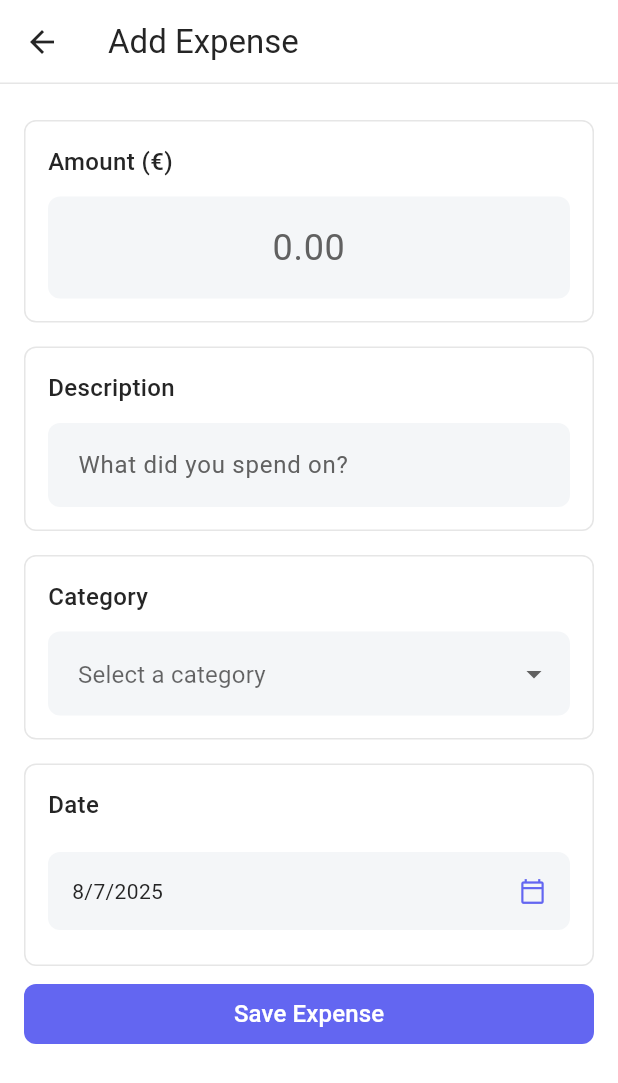
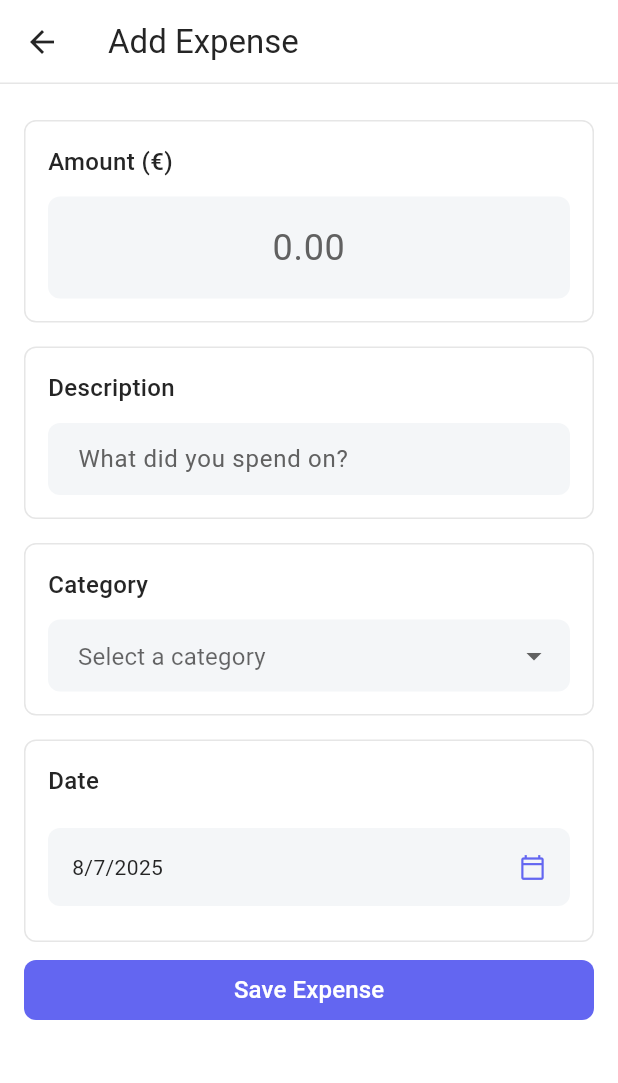
Before and after one commit to dbenitez-bcn/dukoin, a Flutter app: the AddExpensePage screen opened directly, on a phone screen of 412 x 824 dp. Shown: the top 1083 px of the screen. Run offline on Flutter 3.47's test engine with Material 3 defaults, Android fonts, the phone set to English and light mode, and no system bars; our stand-ins replace shared_preferences, sqflite; accounts and stored records are empty.

Commit message:
fix design

```diff
--- a/lib/presentation/pages/add_expense_page.dart
+++ b/lib/presentation/pages/add_expense_page.dart
@@ -87,6 +87,7 @@ class _AddExpensePageState extends State<AddExpensePage> {
                     textAlign: TextAlign.center,
                     style: TextStyle(fontSize: 24),
                     decoration: InputDecoration(
+                      contentPadding: const EdgeInsets.all(16),
                       hintText: AppLocalizations.of(
                         context,
                       )!.addExpenseAmountHint(0),
--- a/lib/styles/theme.dart
+++ b/lib/styles/theme.dart
@@ -107,8 +107,7 @@ final lightTheme = ThemeData(
   inputDecorationTheme: InputDecorationTheme(
     filled: true,
     fillColor: lightColorScheme.secondary,
-    // input-background
-    contentPadding: const EdgeInsets.all(16),
+    contentPadding: const EdgeInsets.symmetric(vertical: 4, horizontal: 16),
     hintStyle: TextStyle(color: Colors.grey[700]),
     border: const OutlineInputBorder(
       borderSide: BorderSide(color: Color.fromRGBO(0, 0, 0, 0.1)), // border
@@ -161,7 +160,7 @@ final darkTheme = ThemeData(
     filled: true,
     fillColor: darkColorScheme.secondary,
     // input-background
-    contentPadding: EdgeInsets.all(16),
+    contentPadding: const EdgeInsets.symmetric(vertical: 4, horizontal: 16),
     hintStyle: TextStyle(color: Colors.white54),
     border: OutlineInputBorder(
       borderSide: BorderSide(color: darkColorScheme.secondary), // border
```
